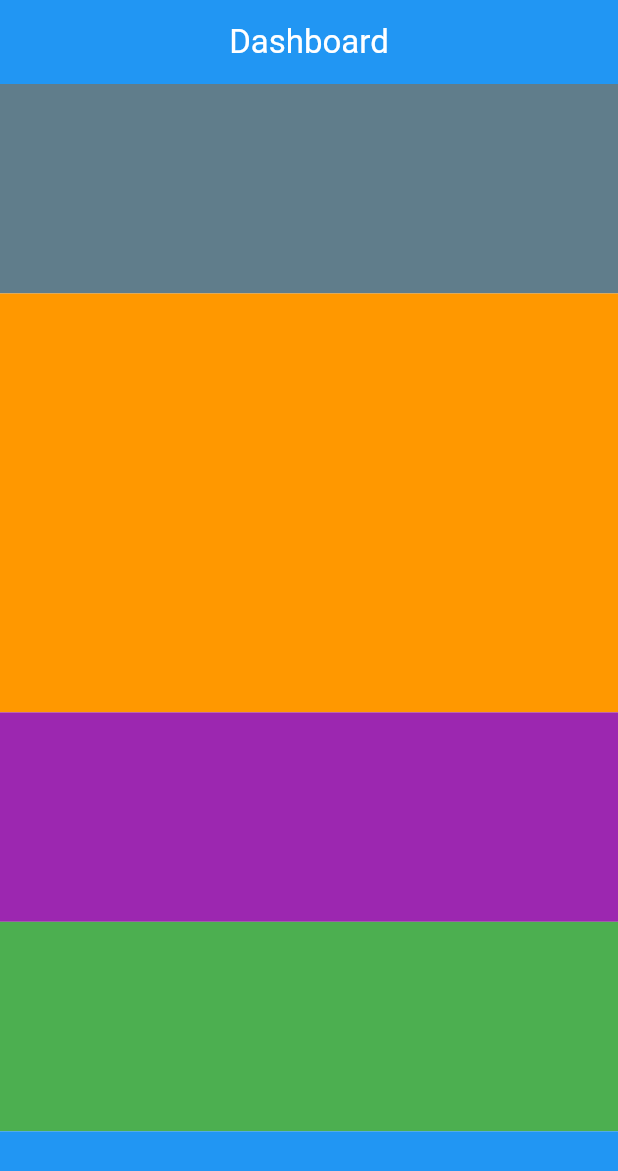
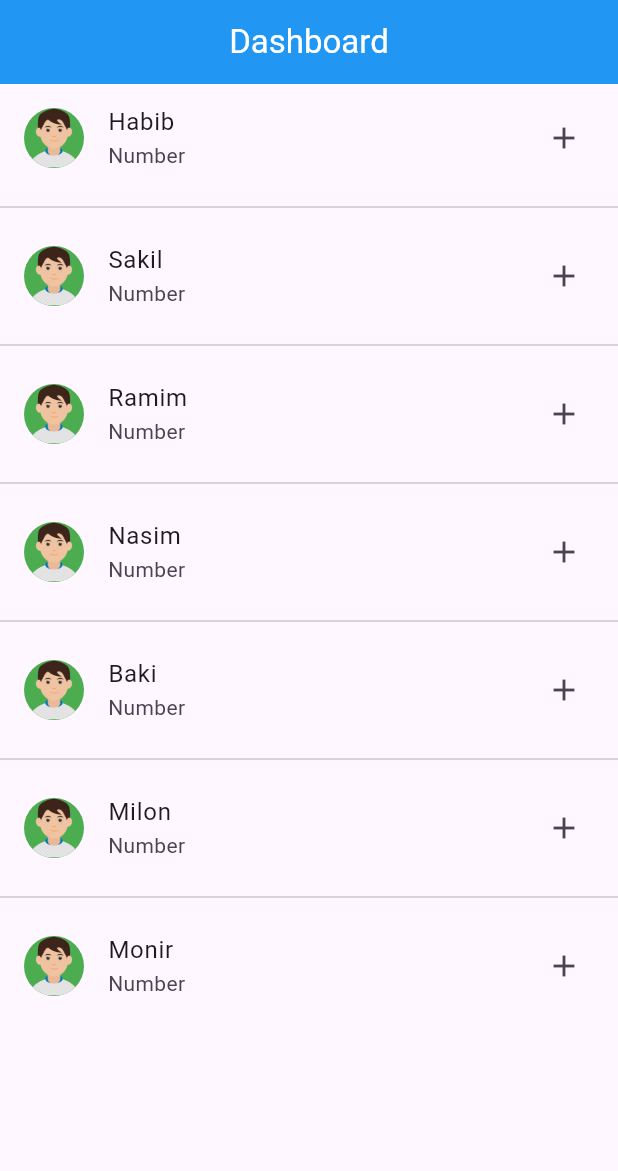
Before and after one commit to rahmanhabib0005/Flutter_App, a Flutter app: the screen it shows after launch, on a phone screen of 412 x 824 dp. Shown: the top 1171 px of the screen. Run offline on Flutter 3.47's test engine with Material 3 defaults, Android fonts, the phone set to English and light mode, and no system bars.

Commit message:
List View with circleAvater

```diff
--- a/lib/main.dart
+++ b/lib/main.dart
@@ -1,9 +1,10 @@
 import 'package:flutter/material.dart';
-import 'package:flutter/widgets.dart';
 
 void main() {
   runApp(FlutterApp());
 }
+
+var arrNames = ['Habib', 'Sakil', 'Ramim', 'Nasim', 'Baki', 'Milon', 'Monir'];
 
 class FlutterApp extends StatelessWidget {
   const FlutterApp({super.key});
@@ -32,138 +33,50 @@ class DashBoardScreen extends StatelessWidget {
           ),
         ),
       ),
-      // body: Container(
-      //   width: double.infinity,
-      //   height: double.infinity,
-      //   color: const Color.fromARGB(255, 201, 10, 10),
-      //   child: Center(
+      body: ListView.separated(
+        itemBuilder: (context, index) {
+          return ListTile(
+            // leading: Text('${index + 1}'),
+            leading: CircleAvatar(
+              backgroundImage: AssetImage('assets/images/R.png'),
+              backgroundColor: Colors.green,
+              maxRadius: 20,
+            ),
+            title: Text(arrNames[index]),
+            subtitle: Text('Number'),
+            trailing: Icon(Icons.add),
+          );
+        },
+        itemCount: arrNames.length,
+        separatorBuilder: (context, index) {
+          return Divider(
+            height: 20,
+            thickness: 1,
+          );
+        },
+      ),
+      // body: Center(
+      //   child: CircleAvatar(
       //     child: Container(
-      //       width: 100,
-      //       height: 100,
-      //       decoration: BoxDecoration(
-      //           color: Colors.white38,
-      //           // borderRadius: BorderRadius.circular(8),
-      //           border: Border.all(width: 2, color: Colors.white),
-      //           boxShadow: [
-      //             BoxShadow(
-      //                 blurRadius: 21, spreadRadius: 0, color: Colors.white),
-      //           ],
-      //           shape: BoxShape.circle),
+      //       width: 50,
+      //       height: 50,
+      //       child: Column(
+      //         children: [
+      //           Container(
+      //             width: 30,
+      //             height: 30,
+      //             child: Image.asset('assets/images/R.png'),
+      //           ),
+      //           Text('Name')
+      //         ],
+      //       ),
       //     ),
+      //     // backgroundImage: AssetImage('assets/images/R.png'),
+      //     backgroundColor: Colors.blue,
+      //     // radius: 100,
+      //     maxRadius: 50,
       //   ),
       // ),
-
-      body: Column(
-        // mainAxisAlignment: MainAxisAlignment.center,
-        children: [
-          Expanded(
-              flex: 2,
-              child: Container(
-                // width: 50,
-                height: 50,
-                color: Colors.blueGrey,
-              )),
-          Expanded(
-              flex: 4,
-              child: Container(
-                // width: 50,
-                height: 50,
-                color: Colors.orange,
-              )),
-          Expanded(
-              flex: 2,
-              child: Container(
-                // width: 50,
-                height: 50,
-                color: Colors.purple,
-              )),
-          Expanded(
-              flex: 2,
-              child: Container(
-                // width: 50,
-                height: 50,
-                color: Colors.green,
-              )),
-          Expanded(
-              child: Container(
-            // width: 50,
-            height: 50,
-            color: Colors.blue,
-          )),
-        ],
-      ),
     );
   }
 }
-
-// class MyApp extends StatelessWidget {
-//   const MyApp({super.key});
-
-//   // This widget is the root of your application.
-//   @override
-//   Widget build(BuildContext context) {
-//     return MaterialApp(
-//       title: 'My App',
-//       debugShowCheckedModeBanner: false,
-//       theme: ThemeData(
-//         colorScheme: ColorScheme.fromSeed(
-//             seedColor: const Color.fromARGB(255, 230, 14, 14)),
-//         useMaterial3: true,
-//       ),
-//       home: const MyHomePage(
-//           title: 'I am Habibur Rahman and it is my first flutter app'),
-//     );
-//   }
-// }
-
-
-
-// class MyHomePage extends StatefulWidget {
-//   const MyHomePage({super.key, required this.title});
-
-//   final String title;
-
-//   @override
-//   State<MyHomePage> createState() => _MyHomePageState();
-// }
-
-// class _MyHomePageState extends State<MyHomePage> {
-//   int _counter = 10;
-
-//   void _incrementCounter() {
-//     setState(() {
-//       _counter++;
-//     });
-//   }
-
-//   var arr_names = ['Habib','Sakil','Ramim','Baki','Aminul', 'Nasim'];
-
-//   @override
-//   Widget build(BuildContext context) {
-//     return Scaffold(
-//         appBar: AppBar(
-//           backgroundColor: Colors.lightBlueAccent,
-//           // backgroundColor: Theme.of(context).colorScheme.onSurface,
-//           title: Center(
-//               child: Text(
-//             "My Flutter",
-//             style: TextStyle(color: Colors.white),
-//           )),
-//         ),
-
-//          body: Center(child: ListView.separated(itemBuilder: (context,index){
-//           return Row(
-//             children: [
-//               Padding(padding: EdgeInsets.all(8.0),child: Text(arr_names[index],style: TextStyle(fontSize: 21,fontWeight: FontWeight.w500),),),
-//               Padding(padding: EdgeInsets.all(0.8),child: Text(arr_names[index],style: TextStyle(fontSize: 21,fontWeight: FontWeight.w500),),),
-//               Padding(padding: EdgeInsets.all(0.8),child: Text(arr_names[index],style: TextStyle(fontSize: 21,fontWeight: FontWeight.w500),),),
-//             ],
-//           );
-//          },itemCount: arr_names.length,
-//          separatorBuilder: (context, index){
-//           return Divider(height: 100,thickness: 2,);
-//          },
-//         //  scrollDirection: Axis.horizontal,
-//          ),));
-//   }
-// }
```
Also changed, not shown: lib/main_extend.dart (added, +182 -0 lines), assets/images/R.png (added).
